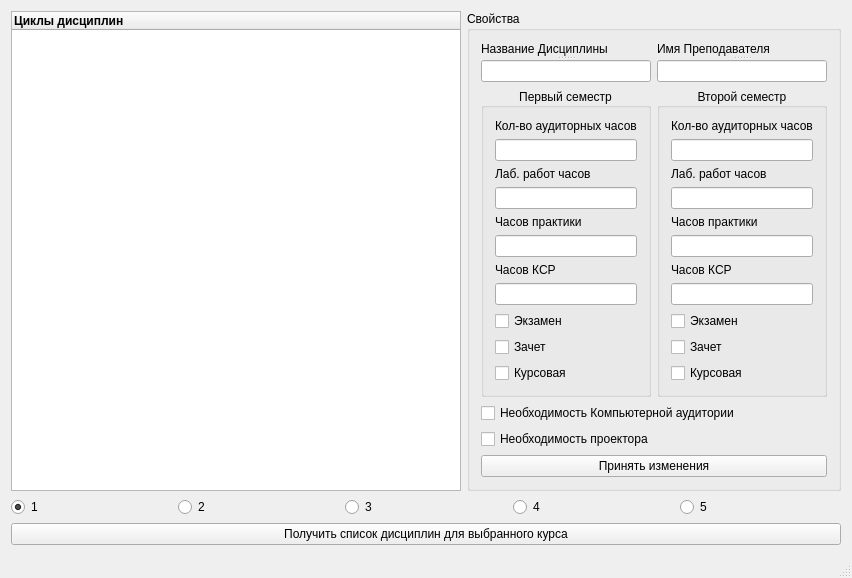
The window that mainwindow.ui (Stals/Curriculum) describes before a commit, drawn with Qt 5.
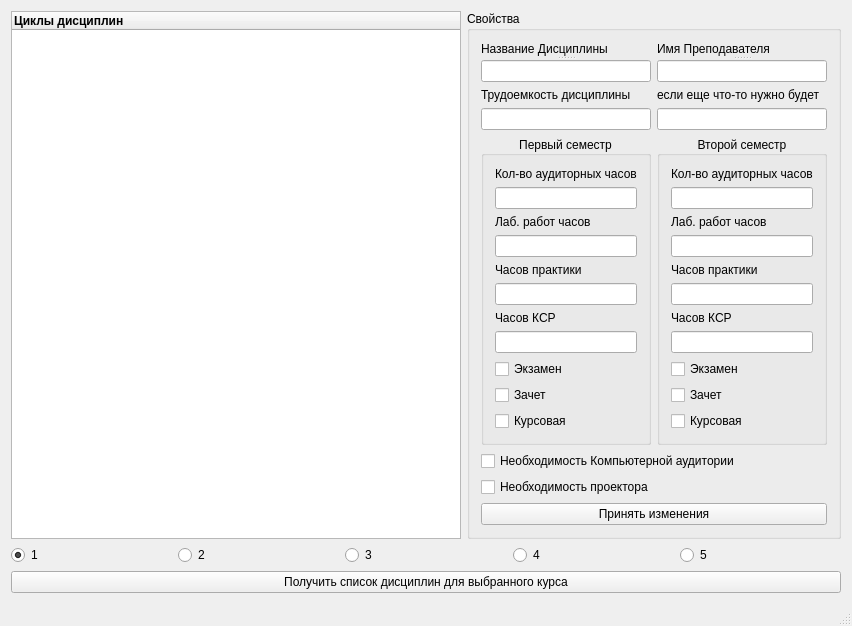
The same window after the commit.

Commit message: теперь в дисциплинах еще хранится трудоемкость, а также из учебного плана загружается график учебного процесса

```diff
--- a/mainwindow.ui
+++ b/mainwindow.ui
@@ -7,7 +7,7 @@
     <x>0</x>
     <y>0</y>
     <width>824</width>
-    <height>533</height>
+    <height>559</height>
    </rect>
   </property>
   <property name="windowTitle">
@@ -72,6 +72,16 @@
              </widget>
             </widget>
            </item>
+           <item>
+            <widget class="QLabel" name="label">
+             <property name="text">
+              <string>Трудоемкость дисциплины</string>
+             </property>
+            </widget>
+           </item>
+           <item>
+            <widget class="QLineEdit" name="laboriousness"/>
+           </item>
            <item>
             <widget class="QGroupBox" name="semester1">
              <property name="title">
@@ -212,6 +222,16 @@
              <widget class="QLineEdit" name="teacherName"/>
             </widget>
            </item>
+           <item>
+            <widget class="QLabel" name="label_2">
+             <property name="text">
+              <string>если еще что-то нужно будет</string>
+             </property>
+            </widget>
+           </item>
+           <item>
+            <widget class="QLineEdit" name="lineEdit_2"/>
+           </item>
            <item>
             <widget class="QGroupBox" name="semester2">
              <property name="title">
```
The commit also changes 6 other files.
